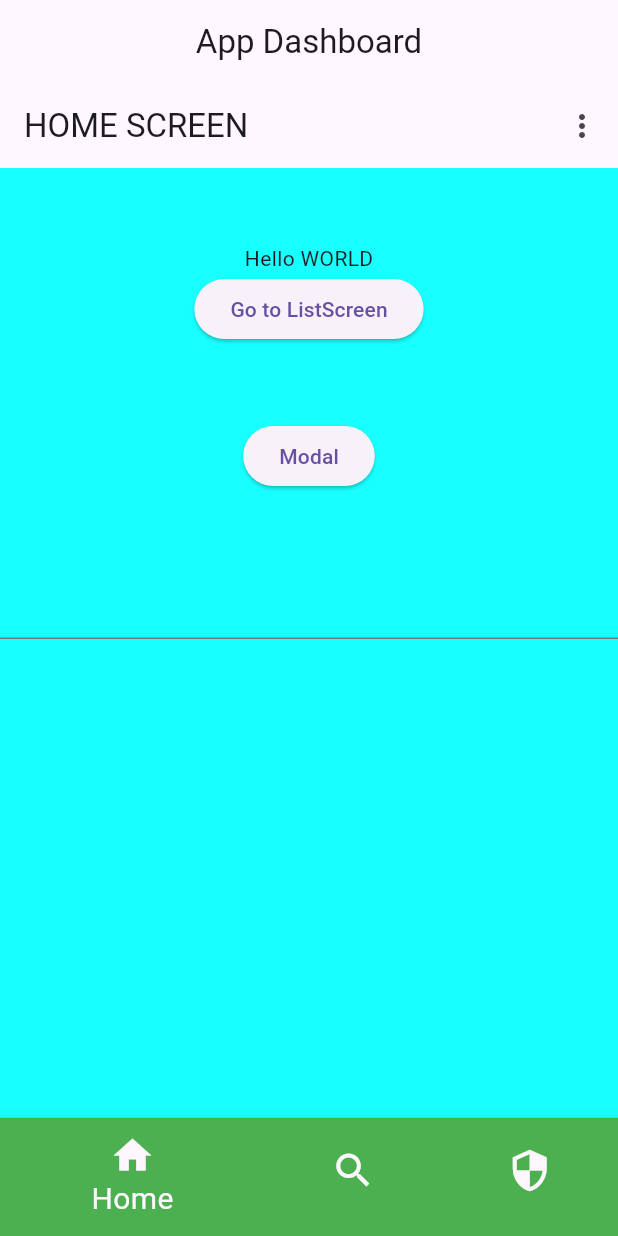
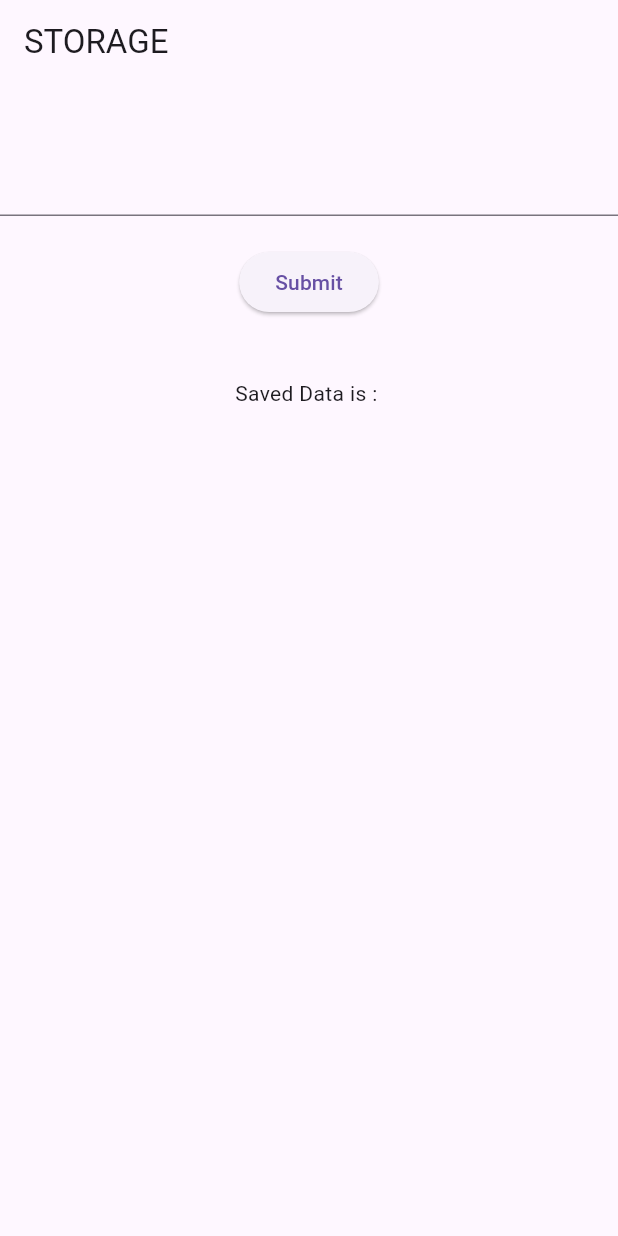
Before and after one commit to makansari7878/SamsumgFlutterOne, a Flutter app: the screen it shows after launch, on a phone screen of 412 x 824 dp. Run offline on Flutter 3.47's test engine with Material 3 defaults, Android fonts, the phone set to English and light mode, and no system bars; our stand-ins replace flutter_svg, fluttertoast, shared_preferences.

```diff
--- a/lib/main.dart
+++ b/lib/main.dart
@@ -1,13 +1,17 @@
 import 'package:flutter/material.dart';
+
 import 'package:samsumg2proj/screens/FirstScreen.dart';
 import 'package:samsumg2proj/screens/counter.dart';
 import 'package:samsumg2proj/screens/list_demo.dart';
 import 'package:samsumg2proj/screens/second_screen.dart';
 import 'package:samsumg2proj/screens/dah_board.dart';
+import 'package:samsumg2proj/screens/sp_demo.dart';
+import 'package:samsumg2proj/screens/storage.dart';
 import 'package:samsumg2proj/screens/tab_demo.dart';
 import 'package:samsumg2proj/screens/third_screen.dart';
 
-void main(){
+void main()async{
+
   runApp(MyApp());
 }
 
@@ -17,7 +21,7 @@ class MyApp extends StatelessWidget{
     return  MaterialApp(
       debugShowCheckedModeBanner: false,
        routes: {
-        '/' : (context) =>  DahBoard(),
+        '/' : (context) =>  Storage(),
          '/list' : (context) => ListDemo(),
          '/second' : (context) => SecondScreen()
        },
--- a/lib/screens/FirstScreen.dart
+++ b/lib/screens/FirstScreen.dart
@@ -3,7 +3,9 @@ import 'package:samsumg2proj/screens/counter.dart';
 import 'package:samsumg2proj/screens/list_demo.dart';
 
 class Firstscreen extends StatelessWidget {
-  const Firstscreen({super.key});
+  String result = "";
+   Firstscreen({required result});
+
 
   @override
   Widget build(BuildContext context) {
@@ -53,7 +55,7 @@ class Firstscreen extends StatelessWidget {
                 Navigator.of(context).
                 push(MaterialPageRoute(builder:
                     (context) =>Counter(value : "ANSARI"),
-                    settings: RouteSettings(name: '/counter')
+
                 ));
 
               }, child: Text('Go to ListScreen')),
--- a/lib/screens/counter.dart
+++ b/lib/screens/counter.dart
@@ -2,6 +2,7 @@ import 'package:flutter/material.dart';
 import 'package:fluttertoast/fluttertoast.dart';
 import 'package:samsumg2proj/screens/FirstScreen.dart';
 import 'package:samsumg2proj/screens/second_screen.dart';
+import 'package:samsumg2proj/screens/tab_demo.dart';
 
 
 class Counter extends StatefulWidget{
@@ -56,7 +57,7 @@ class Counter_State extends State<Counter>{
   @override
   Widget build(BuildContext context) {
     return Scaffold(
-      appBar: AppBar(title: Text("COUNTER SCREEN"),),
+      appBar: AppBar(title: Text("COUNTER   $username"),),
       body: Material(
         color: Colors.lightGreenAccent,
 
@@ -85,7 +86,7 @@ class Counter_State extends State<Counter>{
 
                 Navigator.of(context).
                 push(MaterialPageRoute(builder:
-                    (context) =>SecondScreen() ));
+                    (context) =>TabDemo() ));
 
               },
                   child: Text('INCREMENT')),
--- a/lib/screens/dah_board.dart
+++ b/lib/screens/dah_board.dart
@@ -13,7 +13,7 @@ class DahBoard extends StatefulWidget {
 class _DahBoardState extends State<DahBoard> {
   int myCurrentIndex = 0;
   final tabs = [
-    Firstscreen(),
+    //Firstscreen('result'),
     Counter(value: "Ansari"),
     ListDemo(),
   ];
@@ -22,7 +22,7 @@ class _DahBoardState extends State<DahBoard> {
   Widget build(BuildContext context) {
     return Scaffold(
       appBar: AppBar(
-        title: const Text("App Dashboard"),
+        //title: const Text("App Dashboard"),
         centerTitle: true,
       ),
       body: tabs[myCurrentIndex],
@@ -30,6 +30,7 @@ class _DahBoardState extends State<DahBoard> {
         currentIndex: myCurrentIndex,
         iconSize: 30,
         selectedFontSize: 20,
+        showUnselectedLabels: true,
         items: const [
           BottomNavigationBarItem(
             icon: Icon(Icons.home),
--- /dev/null
+++ b/lib/screens/storage.dart
@@ -0,0 +1,65 @@
+import 'package:flutter/material.dart';
+import 'package:shared_preferences/shared_preferences.dart';
+
+class Storage extends StatefulWidget {
+  const Storage({super.key});
+
+  @override
+  State<Storage> createState() => _StorageState();
+}
+
+class _StorageState extends State<Storage> {
+
+  TextEditingController usernameController = TextEditingController();
+  String username = '';
+
+  @override
+  void initState() {
+    super.initState();
+    loadSaveData();
+  }
+
+
+  loadSaveData() async{
+    SharedPreferences sharedPreferences = await SharedPreferences.getInstance();
+    setState(() {
+      username = sharedPreferences.getString("usernamekey") ?? "";
+    });
+  }
+
+  saveData() async{
+    SharedPreferences sharedPreferences = await SharedPreferences.getInstance();
+    setState(() {
+      username = usernameController.text;
+    });
+    sharedPreferences.setString("usernamekey", "username");
+  }
+
+
+  @override
+  Widget build(BuildContext context) {
+    return Scaffold(
+      appBar: AppBar(title: Text("STORAGE"),),
+      body: Container(
+
+        child: Column(
+          children: [
+            SizedBox(height: 40,),
+            Row(
+              children: [
+                Expanded(child: TextField( controller: usernameController,)),
+              ],
+            ),
+            SizedBox(height: 20,),
+            ElevatedButton(onPressed: (){
+                saveData();
+            }, child: Text("Submit")),
+            SizedBox(height: 40,),
+            Text("Saved Data is : $username"),
+
+          ],
+        ),
+      ),
+    );
+  }
+}
--- a/lib/screens/tab_demo.dart
+++ b/lib/screens/tab_demo.dart
@@ -15,7 +15,7 @@ class TabDemo_State extends State<TabDemo>{
 
   int myCurrentIndex = 0;
   final tabs = [
-    Firstscreen(),
+    Firstscreen( result: "",),
     ListDemo(),
     Counter(value: '',),
   ];
--- a/pubspec.yaml
+++ b/pubspec.yaml
@@ -33,6 +33,7 @@ dependencies:
   flutter_svg: ^2.0.10
   fluttertoast: ^8.2.2
   shared_preferences: ^2.0.6
+
 
   # The following adds the Cupertino Icons font to your application.
   # Use with the CupertinoIcons class for iOS style icons.
```
Also changed, not shown: lib/screens/sp_demo.dart (+48 -2 lines), 1 other file.
